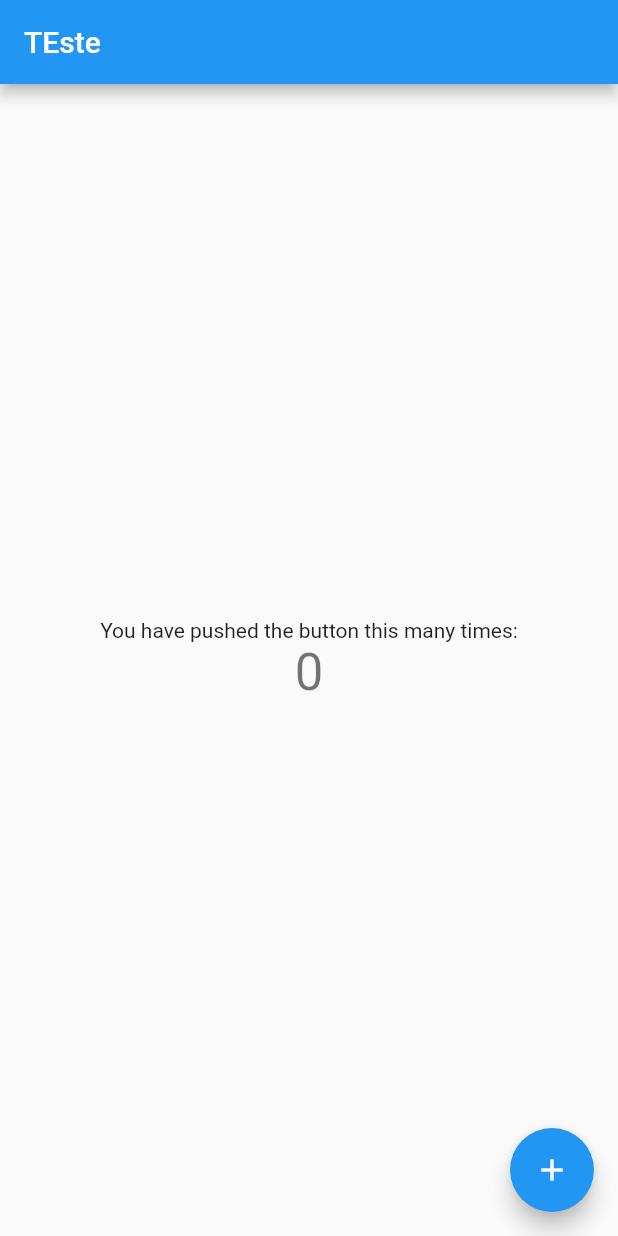
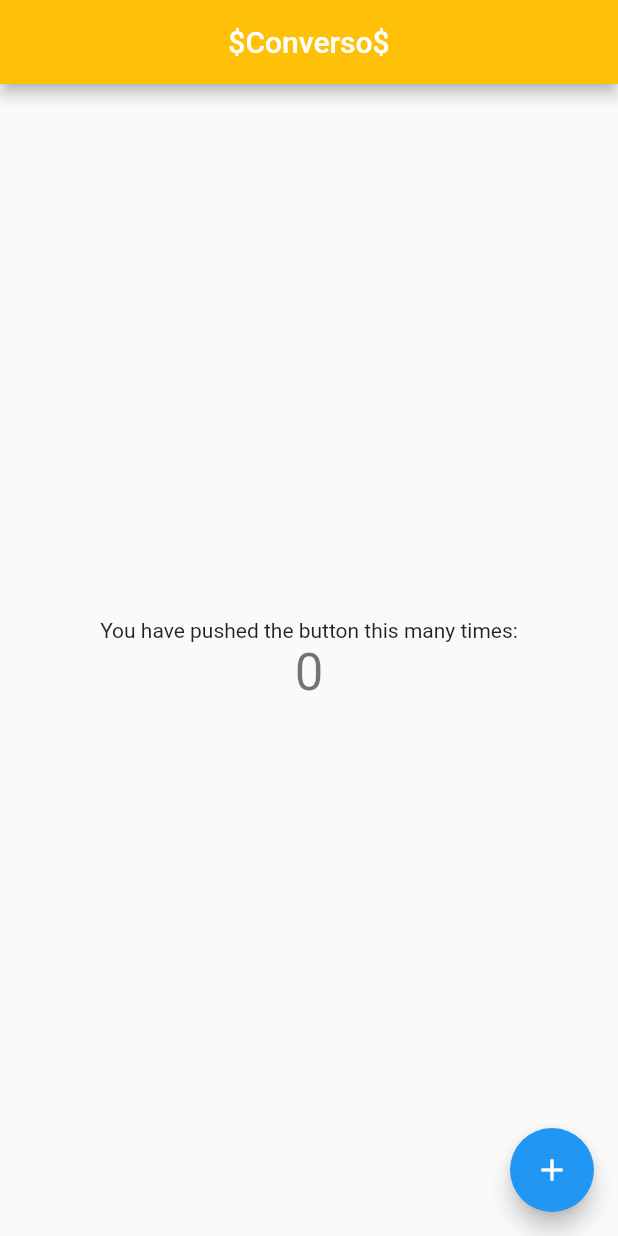
Before and after one commit to kadeguilherme/Curso-de-Flutter, a Flutter app: the screen it shows after launch, on a phone screen of 412 x 824 dp. Run offline on Flutter 3.47's test engine with Material 2 defaults, Android fonts, the phone set to English and light mode, and no system bars.

Commit message:
Estilizando AppBar

```diff
--- a/converso_de_moeda/lib/main.dart
+++ b/converso_de_moeda/lib/main.dart
@@ -19,7 +19,8 @@ class MyApp extends StatelessWidget {
   @override
   Widget build(BuildContext context) {
     return MaterialApp(
-      title: 'Flutter Demo',
+      title: 'Converso',
+      debugShowCheckedModeBanner: false,
       theme: ThemeData(
         primarySwatch: Colors.blue,
         visualDensity: VisualDensity.adaptivePlatformDensity,
--- a/converso_de_moeda/lib/views/home.dart
+++ b/converso_de_moeda/lib/views/home.dart
@@ -18,7 +18,9 @@ class _MyHomePageState extends State<Home> {
   Widget build(BuildContext context) {
     return Scaffold(
       appBar: AppBar(
-        title: Text('TEste'),
+        title: Text('\$Converso\$'),
+        backgroundColor: Colors.amber,
+        centerTitle: true,
       ),
       body: Center(
         child: Column(
```
